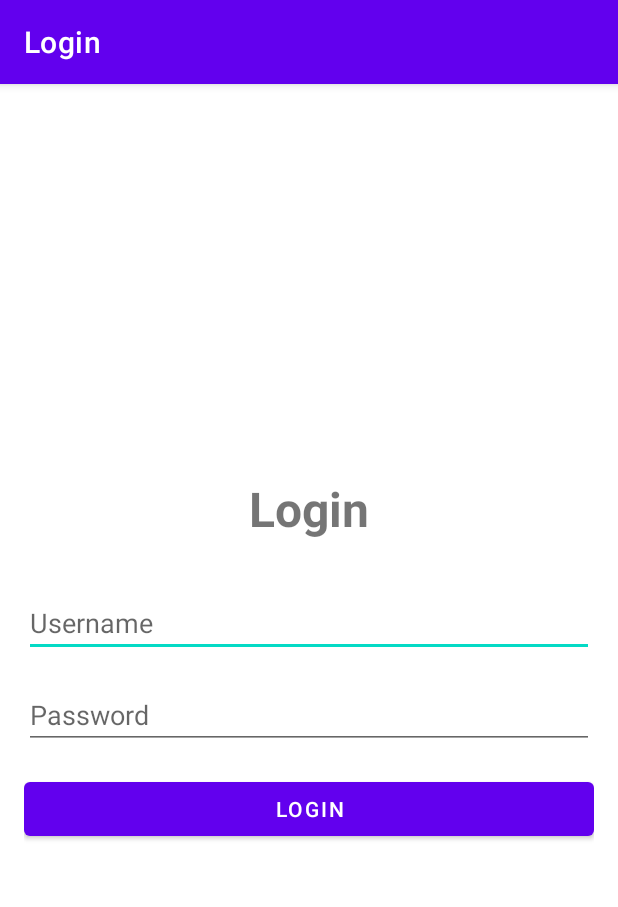
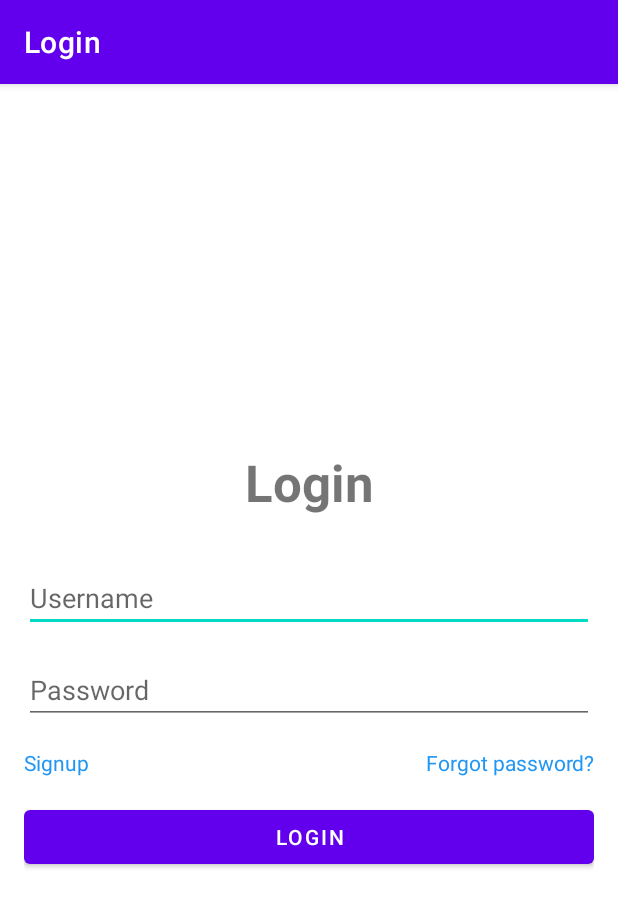
Before and after one commit to sanal-l-s/Login, an Android app: the screen it shows after launch (MainActivity), on a phone screen of 412 x 824 dp. Shown: the top 907 px of the screen. Run offline under Robolectric (Android 15) with nearby library versions, the phone set to English and light mode, and no system bars.

Commit message:
slight update to login page design

```diff
--- a/app/src/main/res/layout/activity_main.xml
+++ b/app/src/main/res/layout/activity_main.xml
@@ -23,8 +23,8 @@
             android:layout_height="wrap_content"
             android:gravity="center"
             android:text="Login"
-            android:textSize="32dp"
-            android:textStyle="bold"/>
+            android:textSize="34sp"
+            android:textStyle="bold" />
 
         <Space
             android:layout_width="match_parent"
@@ -54,6 +54,34 @@
             android:layout_width="match_parent"
             android:layout_height="16dp" />
 
+        <LinearLayout
+            android:layout_width="match_parent"
+            android:layout_height="match_parent"
+            android:orientation="horizontal">
+
+            <TextView
+                android:id="@+id/textView2"
+                android:layout_width="wrap_content"
+                android:layout_height="wrap_content"
+                android:layout_weight="1"
+                android:gravity="left"
+                android:text="Signup"
+                android:textColor="#2196F3" />
+
+            <TextView
+                android:id="@+id/textView3"
+                android:layout_width="wrap_content"
+                android:layout_height="wrap_content"
+                android:layout_weight="1"
+                android:text="Forgot password?"
+                android:textColor="#2196F3"
+                android:gravity="right" />
+        </LinearLayout>
+
+        <Space
+            android:layout_width="match_parent"
+            android:layout_height="16dp" />
+
         <Button
             android:id="@+id/button"
             android:layout_width="match_parent"
```
